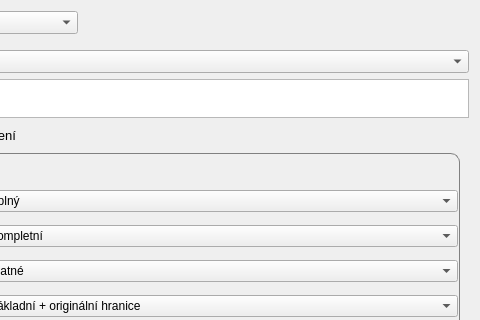
This is ui_MainApp.ui in ctu-geoforall-lab/qgis-ruian-plugin as Qt 5 draws it before an edit; both pictures show x 133 to 613 and y 0 to 320 of the 613 by 493 pixel window. The edited form follows.
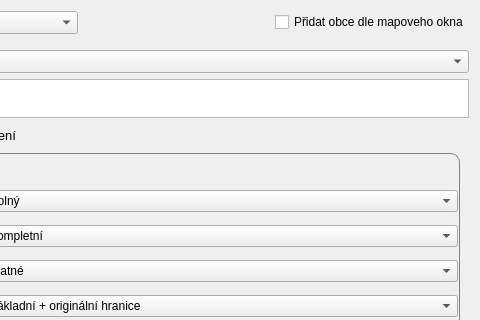
This is the edited form. Icons and pictures are not drawn.

What changed in the file:
```diff
--- a/ui_MainApp.ui
+++ b/ui_MainApp.ui
@@ -75,6 +75,13 @@
        </property>
       </widget>
      </item>
+     <item>
+      <widget class="QCheckBox" name="checkBox">
+       <property name="text">
+        <string>Přidat obce dle mapoveho okna</string>
+       </property>
+      </widget>
+     </item>
     </layout>
    </item>
    <item>
```
